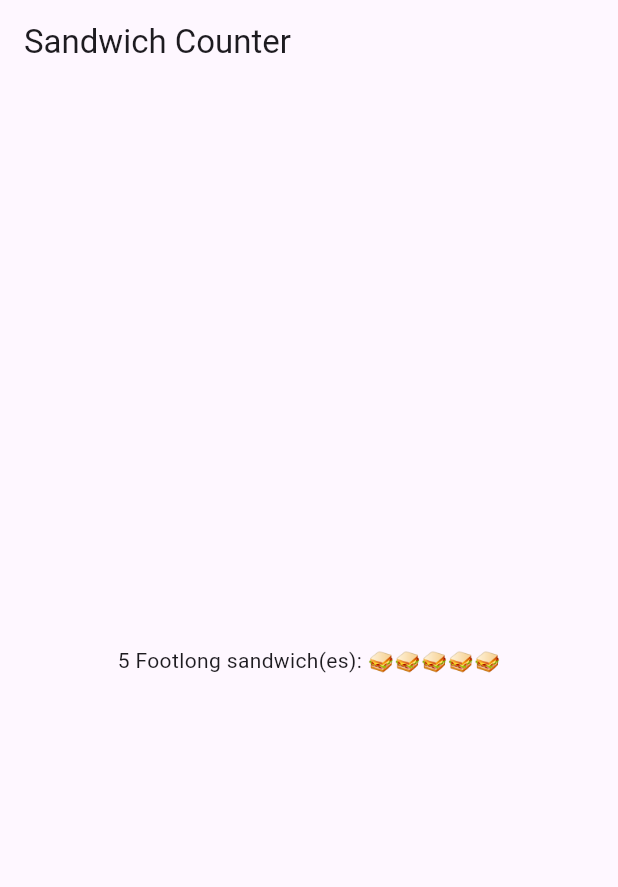
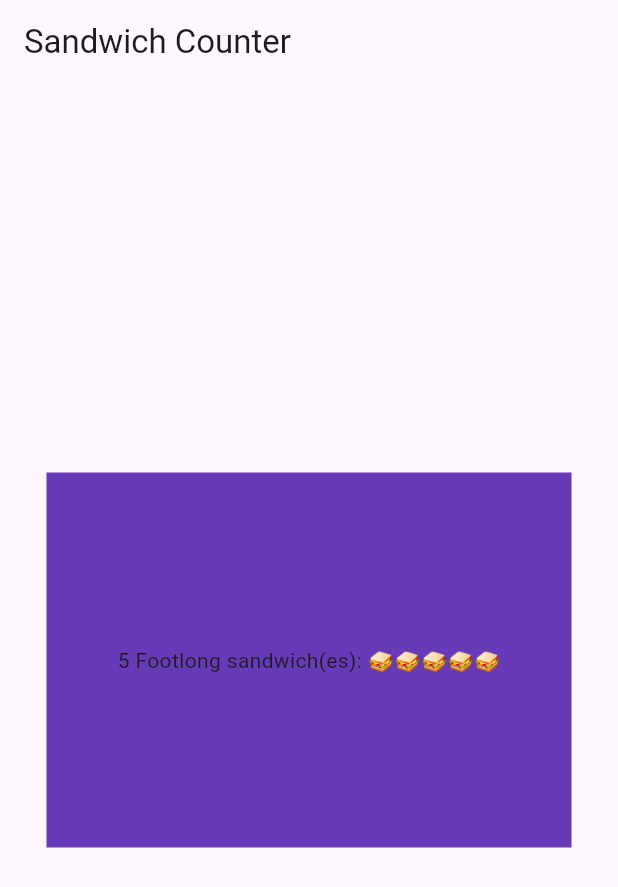
Before and after one commit to ProWigga/sandwich_shop, a Flutter app: the screen it shows after launch, on a phone screen of 412 x 824 dp. Shown: the top 887 px of the screen. Run offline on Flutter 3.47's test engine with Material 3 defaults, Android fonts, the phone set to English and light mode, and no system bars.

Commit message:
Wraped and centered OrderItemDisplay in Container

```diff
--- a/lib/main.dart
+++ b/lib/main.dart
@@ -13,8 +13,14 @@ class App extends StatelessWidget {
       title: 'Sandwich Shop App',
       home: Scaffold(
         appBar: AppBar(title: const Text('Sandwich Counter')),
-        body: const Center(
-          child: OrderItemDisplay(5, 'Footlong'),
+        body: Center(
+          child: Container(
+            alignment: Alignment.center,
+            color: Colors.deepPurple,
+            width: 350,
+            height: 250,
+            child: const OrderItemDisplay(5, 'Footlong'),
+          ),
         ),
       ),
     );
```
